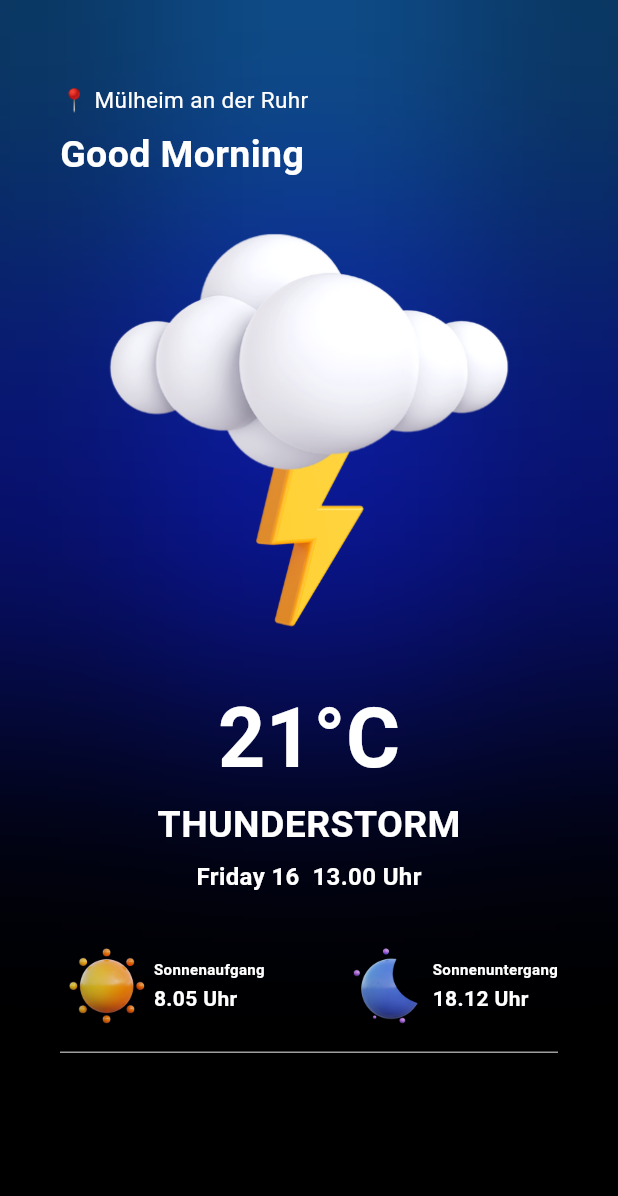
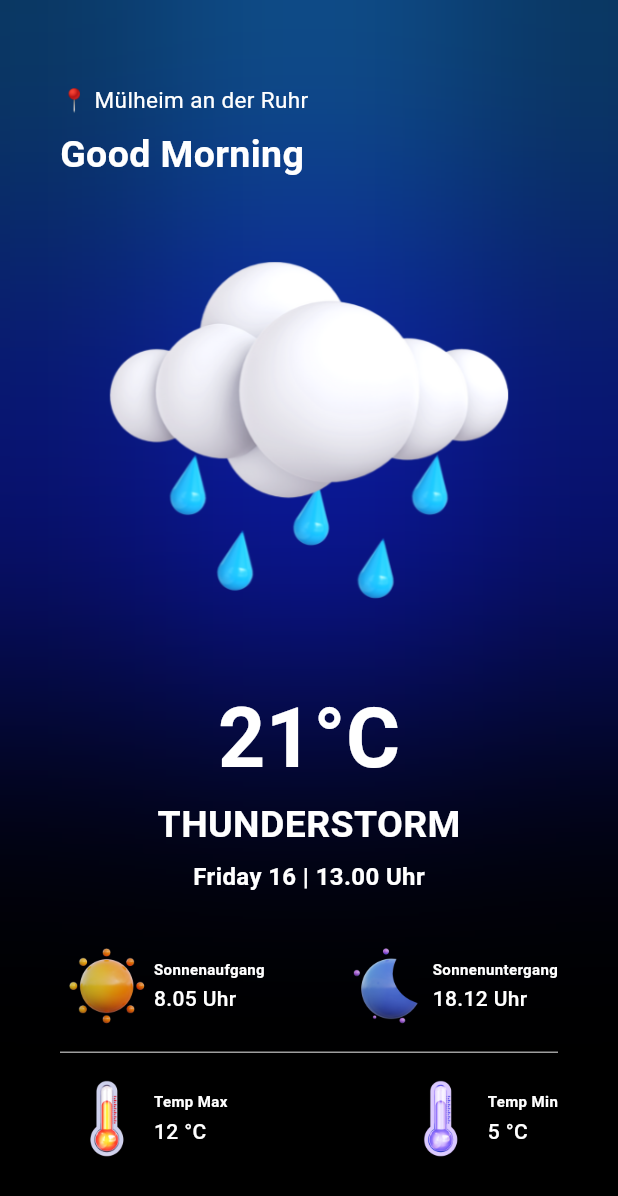
Before and after one commit to dysonpm/weather_app, a Flutter app: the screen it shows after launch, on a phone screen of 412 x 824 dp. Shown: the top 1196 px of the screen. Run offline on Flutter 3.47's test engine with Material 3 defaults, Android fonts, the phone set to English and light mode, and no system bars; our stand-ins replace bloc, equatable, google_fonts; Roboto replaces fonts that are missing (Google).

Commit message:
UI Finished

```diff
--- a/lib/screens/home_screen.dart
+++ b/lib/screens/home_screen.dart
@@ -2,6 +2,7 @@ import 'dart:ui';
 
 import 'package:flutter/material.dart';
 import 'package:flutter/services.dart';
+import 'package:google_fonts/google_fonts.dart';
 
 class HomeScreen extends StatelessWidget {
   const HomeScreen({super.key});
@@ -68,11 +69,12 @@ class HomeScreen extends StatelessWidget {
                     Text(
                       "Good Morning",
                       style: TextStyle(
+                          fontFamily: "Google",
                           color: Colors.white,
                           fontSize: 25,
                           fontWeight: FontWeight.bold),
                     ),
-                    Image.asset('assets/1.png'),
+                    Image.asset('assets/2.png'),
                     const Center(
                       child: Text(
                         '21°C',
@@ -98,7 +100,7 @@ class HomeScreen extends StatelessWidget {
                     ),
                     const Center(
                       child: Text(
-                        'Friday 16  13.00 Uhr',
+                        'Friday 16 | 13.00 Uhr',
                         style: TextStyle(
                           color: Colors.white,
                           fontSize: 16,
@@ -112,7 +114,7 @@ class HomeScreen extends StatelessWidget {
                     Row(
                       mainAxisAlignment: MainAxisAlignment.spaceBetween,
                       children: [
-                        // Zeigt eine Zeile mit Sonnenaufgangsinformationen an.
+                        // Zeigt eine Zeile mit Informationen an.
                         Row(
                           children: [
                             Image.asset(
@@ -140,14 +142,14 @@ class HomeScreen extends StatelessWidget {
                                   "8.05 Uhr",
                                   style: TextStyle(
                                     color: Colors.white,
-                                    fontWeight: FontWeight.w700,
+                                    fontWeight: FontWeight.w500,
                                   ),
                                 ),
                               ],
                             )
                           ],
                         ),
-                        // Zeigt eine Zeile mit Sonnenaufgangsinformationen an.
+                        // Zeigt eine Zeile mit Informationen an.
                         Row(
                           children: [
                             Image.asset(
@@ -174,7 +176,7 @@ class HomeScreen extends StatelessWidget {
                                   "18.12 Uhr",
                                   style: TextStyle(
                                     color: Colors.white,
-                                    fontWeight: FontWeight.w700,
+                                    fontWeight: FontWeight.w500,
                                   ),
                                 ),
                               ],
@@ -190,6 +192,81 @@ class HomeScreen extends StatelessWidget {
                         color: Colors.grey,
                       ),
                     ),
+                    Row(
+                      mainAxisAlignment: MainAxisAlignment.spaceBetween,
+                      children: [
+                        // Zeigt eine Zeile mit Informationen an.
+                        // Die untere Häfte
+                        Row(
+                          children: [
+                            Image.asset(
+                              "assets/12.png",
+                              scale: 8,
+                            ),
+                            const SizedBox(
+                              height: 5,
+                            ),
+                            const Column(
+                              crossAxisAlignment: CrossAxisAlignment.start,
+                              children: [
+                                Text(
+                                  "Temp Max",
+                                  style: TextStyle(
+                                    color: Colors.white,
+                                    fontWeight: FontWeight.w700,
+                                    fontSize: 10,
+                                  ),
+                                ),
+                                SizedBox(
+                                  height: 3,
+                                ),
+                                Text(
+                                  "12 °C",
+                                  style: TextStyle(
+                                    color: Colors.white,
+                                    fontWeight: FontWeight.w500,
+                                  ),
+                                ),
+                              ],
+                            )
+                          ],
+                        ),
+                        // Zeigt eine Zeile mit Informationen an.
+                        Row(
+                          children: [
+                            Image.asset(
+                              "assets/13.png",
+                              scale: 8,
+                            ),
+                            const SizedBox(
+                              height: 5,
+                            ),
+                            const Column(
+                              crossAxisAlignment: CrossAxisAlignment.start,
+                              children: [
+                                Text(
+                                  "Temp Min",
+                                  style: TextStyle(
+                                      color: Colors.white,
+                                      fontWeight: FontWeight.w700,
+                                      fontSize: 10),
+                                ),
+                                SizedBox(
+                                  height: 3,
+                                ),
+                                Text(
+                                  "5 °C",
+                                  style: TextStyle(
+                                    color: Colors.white,
+                                    fontWeight: FontWeight.w500,
+                                  ),
+                                ),
+                              ],
+                            )
+                          ],
+                        ),
+                      ],
+                    ),
                   ],
                 ),
               )
```
